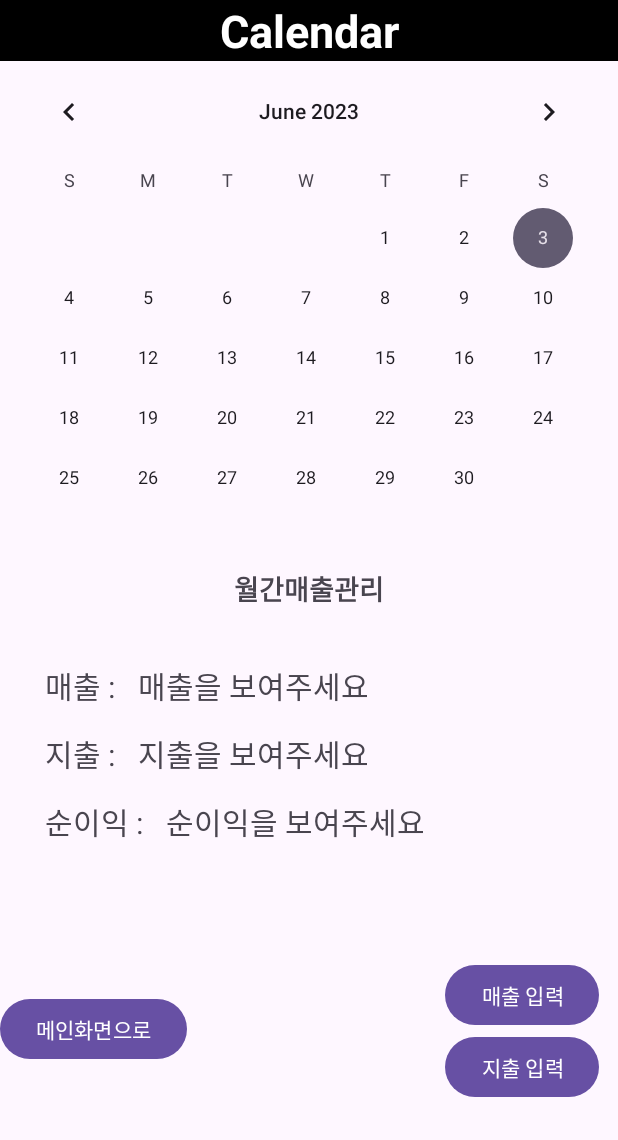
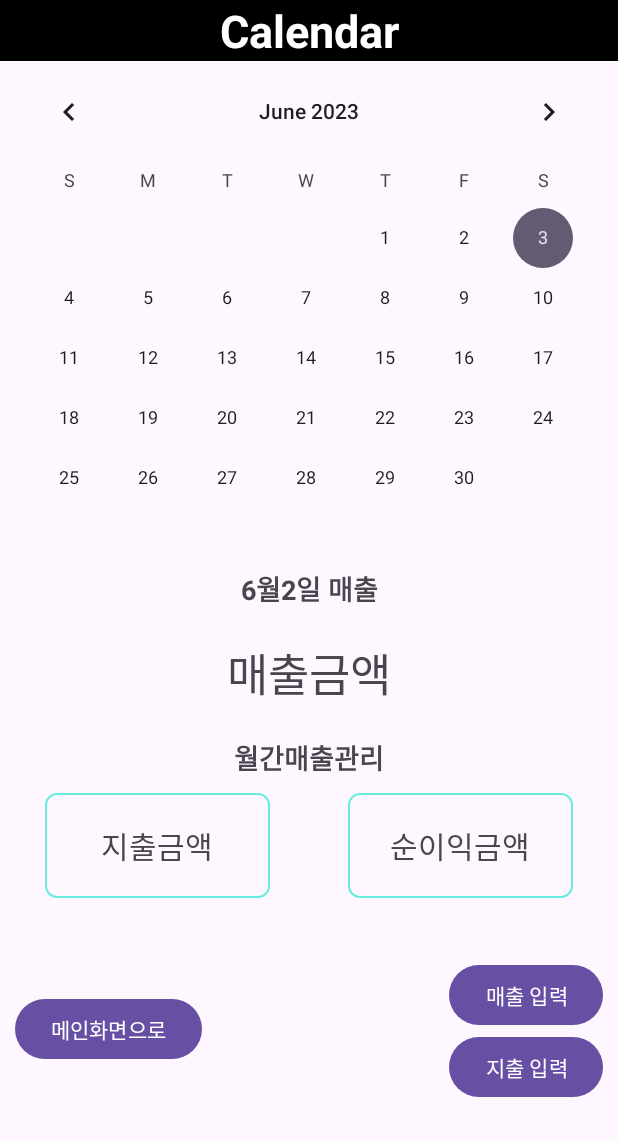
Before and after one commit to 2023DBProject/laundryApplication, an Android app: the CalendarActivity screen opened directly, with no data from a screen before it, on a phone screen of 412 x 824 dp, the part 96-1236 px from its top. Run offline under Robolectric (Android 15) with nearby library versions, the phone set to English and light mode, and no system bars; our stand-ins replace Firebase (no records; nobody signed in at launch, a user with empty details on screens opened directly).

Commit message:
calendar finish

```diff
--- a/app/src/main/java/com/example/login/CalendarActivity.java
+++ b/app/src/main/java/com/example/login/CalendarActivity.java
@@ -16,27 +16,89 @@ import com.google.firebase.database.DatabaseReference;
 import com.google.firebase.database.FirebaseDatabase;
 import com.google.firebase.database.ValueEventListener;
 
+import java.util.ArrayList;
 import java.util.Calendar;
 import java.util.GregorianCalendar;
+import java.util.HashMap;
 
 public class CalendarActivity extends AppCompatActivity {
 
+    // Declare variables at the class level
+    private ArrayList<ArrayList<String>> revenueData = new ArrayList<>();
+    private ArrayList<ArrayList<String>> profitData = new ArrayList<>();
     private String theDate = "";
     private String theMonth = "";
-    private String selectedDay;
-    private DatabaseReference mDatabase;
-    Button addBtn;
-    Button dailyBtn;
-    Button goBackBtn;
     private int theDay;
     private int themonth;
     boolean isWeekend;
-
+    private int dataReadyCounter = 0;
 
     @Override
     protected void onCreate(Bundle savedInstanceState) {
         super.onCreate(savedInstanceState);
         setContentView(R.layout.activity_calendar);
+
+        // Initialize database reference
+        FirebaseDatabase database = FirebaseDatabase.getInstance();
+        DatabaseReference revenueRef = database.getReference("매출");
+        DatabaseReference profitRef = database.getReference("수익결산");
+
+        // Read data from "매출" table
+        revenueRef.addValueEventListener(new ValueEventListener() {
+            @Override
+            public void onDataChange(DataSnapshot dataSnapshot) {
+                // Get data for all days of the month
+                for (DataSnapshot snapshot : dataSnapshot.getChildren()) {
+                    HashMap<String, Object> data = (HashMap<String, Object>) snapshot.getValue();
+                    String month = data.get("월") != null ? data.get("월").toString() : "0";
+                    String day = data.get("일") != null ? data.get("일").toString() : "0";
+                    String revenue = data.get("일 매출") != null ? data.get("일 매출").toString() : "0";
+                    ArrayList<String> rowData = new ArrayList<>();
+                    rowData.add(month);
+                    rowData.add(day);
+                    rowData.add(revenue);
+                    revenueData.add(rowData);
+                }
+                Log.d("Firebase", "Data: " + revenueData);
+                dataReadyCounter++;
+                tryUpdateData();
+            }
+
+            @Override
+            public void onCancelled(DatabaseError error) {
+                Log.w("Firebase", "Failed to read value.", error.toException());
+                Toast.makeText(CalendarActivity.this, "error", Toast.LENGTH_SHORT).show();
+            }
+        });
+
+        // Read data from "수익결산" table
+        profitRef.addValueEventListener(new ValueEventListener() {
+            @Override
+            public void onDataChange(DataSnapshot dataSnapshot) {
+                // Get data for all days of the month
+                for (DataSnapshot snapshot : dataSnapshot.getChildren()) {
+                    HashMap<String, Object> data = (HashMap<String, Object>) snapshot.getValue();
+                    String month = data.get("월") != null ? data.get("월").toString() : "0";
+                    String expense = data.get("지출") != null ? data.get("지출").toString() : "0";
+                    String profit = data.get("순수익") != null ? data.get("순수익").toString() : "0";
+                    ArrayList<String> rowData = new ArrayList<>();
+                    rowData.add(month);
+                    rowData.add(expense);
+                    rowData.add(profit);
+                    profitData.add(rowData);
+                }
+                ArrayList<String> data = (ArrayList<String>) dataSnapshot.getValue();
+                Log.d("Firebase", "Data: " + data);
+                dataReadyCounter++;
+                tryUpdateData();
+            }
+
+            @Override
+            public void onCancelled(DatabaseError error) {
+                Log.w("Firebase", "Failed to read value.", error.toException());
+                Toast.makeText(CalendarActivity.this, "error", Toast.LENGTH_SHORT).show();
+            }
+        });
 
         Calendar today = new GregorianCalendar();
         CalendarView calendarView;
@@ -44,13 +106,10 @@ public class CalendarActivity extends AppCompatActivity {
         int month = today.get(Calendar.MONTH);
         int day = today.get(Calendar.DATE);
 
-
         calendarView = findViewById(R.id.calendarView);
-
-
         calendarView.setOnDateChangeListener(new CalendarView.OnDateChangeListener() {
             public void onSelectedDayChange(CalendarView view, int year, int month, int dayOfMonth) {
-                theDate = (month + 1) + "월 " + dayOfMonth + "일 매출 입력";
+                theDate = (month + 1) + "월 " + dayOfMonth + "일 매출";
                 theMonth = (month + 1) + "월 지출 입력";
                 themonth = (month + 1);
                 theDay = dayOfMonth;
@@ -60,68 +119,64 @@ public class CalendarActivity extends AppCompatActivity {
                 int dayOfWeek = selectedDate.get(Calendar.DAY_OF_WEEK);
                 isWeekend = (dayOfWeek == Calendar.SATURDAY || dayOfWeek == Calendar.SUNDAY);
 
-                selectedDay = theDate;
+                TextView textView = findViewById(R.id.dailyText);
+                textView.setText(theDate);
 
-                FirebaseDatabase database = FirebaseDatabase.getInstance();
-                DatabaseReference myRef = database.getReference("매출").child(theDate);
-
-                myRef.addValueEventListener(new ValueEventListener() {
-                    @Override
-                    public void onDataChange(DataSnapshot dataSnapshot) {
-                        // 데이터가 있는 경우
-                        if (dataSnapshot.exists()) {
-                            for (DataSnapshot snapshot : dataSnapshot.getChildren()) {
-                                String strMonth = snapshot.child("월").getValue().toString();
-                                String strDay = snapshot.child("일").getValue().toString();
-                                if (strMonth.equals(String.valueOf(month + 1)) && strDay.equals(String.valueOf(dayOfMonth))) {
-                                    // Get data from snapshot
-                                    Long laundry = snapshot.child("세탁/건조").getValue(Long.class);
-                                    Long shoes = snapshot.child(
-                                            "운동화").getValue(Long.class);
-                                    Long detergent = snapshot.child("세탁용품").getValue(Long.class);
-
-                                    // TODO: Update your UI using the data
-                                    TextView showEarn = findViewById(R.id.showEarn);
-                                    showEarn.setText("세탁/건조: " + laundry + ", 운동화: " + shoes + ", 세탁용품: " + detergent);
-                                }
-                            }
-                        }
-                    }
-
-                    @Override
-                    public void onCancelled(DatabaseError error) {
-                        // Failed to read value
-                        Log.w("Firebase", "Failed to read value.", error.toException());
-                        Toast.makeText(CalendarActivity.this, "error", Toast.LENGTH_SHORT).show();
-                    }
-                });
+                tryUpdateData();
             }
         });
 
-        dailyBtn = findViewById(R.id.dailyBtn);
+        Button dailyBtn = findViewById(R.id.dailyBtn);
         dailyBtn.setOnClickListener(v -> {
             Intent intent = new Intent(CalendarActivity.this, DailyActivity.class);
-            intent.putExtra("date", theDate);
+            intent.putExtra("date", theDate + "입력");
             intent.putExtra("day", theDay);
             intent.putExtra("month", themonth);
             intent.putExtra("isWeekend", isWeekend);
             startActivity(intent);
         });
 
-        addBtn = findViewById(R.id.addBtn);
-            addBtn.setOnClickListener(v -> {
+        Button addBtn = findViewById(R.id.addBtn);
+        addBtn.setOnClickListener(v -> {
             Toast.makeText(CalendarActivity.this, "내역 추가", Toast.LENGTH_SHORT).show();
             Intent intent = new Intent(CalendarActivity.this, AddBtnActivity.class);
-            intent.putExtra("month", theMonth);
+            intent.putExtra("month_string", theMonth);
             intent.putExtra("month", themonth);
             startActivity(intent);
         });
 
-        goBackBtn = findViewById(R.id.goBackBtn);
-            goBackBtn.setOnClickListener(v -> {
-            //Toast.makeText(CalendarActivity.this, "메인화면으로...", Toast.LENGTH_SHORT).show();
+        Button goBackBtn = findViewById(R.id.goBackBtn);
+        goBackBtn.setOnClickListener(v -> {
             Intent intent = new Intent(CalendarActivity.this, MainActivity.class);
             startActivity(intent);
         });
     }
+
+    private void tryUpdateData() {
+        if (dataReadyCounter < 2) {
+            return;
+        }
+
+        for (ArrayList<String> row : revenueData) {
+            if (row.get(0).equals(String.valueOf(themonth)) && row.get(1).equals(String.valueOf(theDay))) {
+                TextView showEarn = findViewById(R.id.showEarn);
+                showEarn.setText("매출금액: " + row.get(2));
+                break;
+            }
+        }
+        for (ArrayList<String> row : profitData) {
+            if (row.get(0).equals(String.valueOf(themonth))) {
+                TextView showExpense = findViewById(R.id.showPaid);
+                showExpense.setText("지출금액: " + row.get(1));
+                break;
+            }
+        }
+        for (ArrayList<String> row : profitData) {
+            if (row.get(0).equals(String.valueOf(themonth))) {
+                TextView showProfit = findViewById(R.id.showProfit);
+                showProfit.setText("순수익금액: " + row.get(2));
+                break;
+            }
+        }
+    }
 }
--- a/app/src/main/java/com/example/login/DailyActivity.java
+++ b/app/src/main/java/com/example/login/DailyActivity.java
@@ -56,8 +56,9 @@ public class DailyActivity extends AppCompatActivity {
             values.put("세탁건조", Ecloth);
             values.put("세탁용품", Ethings);
             values.put("운동화", Eshoe);
-            values.put("기타", Eetc);
-            values.put("주말여부", isWeekend);
+            values.put("음료수커피안마의자", Eetc);
+            values.put("주말 및 공휴일", isWeekend);
+            values.put("일 매출", Ecloth + Eshoe + Ethings + Eetc);
 
             FirebaseDatabase database = FirebaseDatabase.getInstance();
             DatabaseReference myRef = database.getReference("매출");
--- /dev/null
+++ b/app/src/main/res/drawable/border.xml
@@ -0,0 +1,18 @@
+<?xml version="1.0" encoding="utf-8"?>
+<shape xmlns:android="http://schemas.android.com/apk/res/android"
+    android:shape="rectangle">
+    <solid android:color="@android:color/transparent"/>
+    <stroke
+        android:width="1dp"
+        android:color="#69ECE0"/>
+    <padding
+        android:bottom="5dp"
+        android:left="5dp"
+        android:right="5dp"
+        android:top="5dp"/>
+    <corners
+        android:bottomLeftRadius="7dp"
+        android:bottomRightRadius="7dp"
+        android:topLeftRadius="7dp"
+        android:topRightRadius="7dp"/>
+</shape>
--- a/app/src/main/res/layout/activity_calendar.xml
+++ b/app/src/main/res/layout/activity_calendar.xml
@@ -32,89 +32,71 @@
         app:layout_constraintTop_toBottomOf="@+id/title" />
 
     <TextView
+        android:id="@+id/dailyText"
+        android:layout_width="match_parent"
+        android:layout_height="wrap_content"
+        android:gravity="center"
+        android:text="6월2일 매출"
+        android:textSize="18sp"
+        android:textStyle="bold"
+        app:layout_constraintTop_toBottomOf="@+id/calendarView" />
+
+    <TextView
+        android:id="@+id/showEarn"
+        android:layout_width="wrap_content"
+        android:layout_height="wrap_content"
+        android:layout_marginTop="20dp"
+        android:text="매출금액"
+        android:textSize="30sp"
+        app:layout_constraintEnd_toEndOf="parent"
+        app:layout_constraintStart_toStartOf="parent"
+        app:layout_constraintTop_toBottomOf="@+id/dailyText" />
+
+    <TextView
         android:id="@+id/textView3"
         android:layout_width="match_parent"
         android:layout_height="wrap_content"
+        android:layout_marginTop="20dp"
         android:gravity="center"
         android:text="월간매출관리"
         android:textSize="18sp"
         android:textStyle="bold"
-        app:layout_constraintTop_toBottomOf="@+id/calendarView"
+        app:layout_constraintTop_toBottomOf="@+id/showEarn"
         tools:layout_editor_absoluteX="16dp" />
 
     <TextView
-        android:id="@+id/earn"
-        android:layout_width="wrap_content"
-        android:layout_height="wrap_content"
-        android:layout_marginTop="36dp"
+        android:id="@+id/showPaid"
+        android:layout_width="150dp"
+        android:layout_height="70dp"
         android:layout_marginStart="30dp"
-        android:text="@string/매출"
+        android:layout_marginTop="10dp"
+        android:background="@drawable/border"
+        android:gravity="center"
+        android:text="지출금액"
         android:textSize="20sp"
         app:layout_constraintStart_toStartOf="parent"
         app:layout_constraintTop_toBottomOf="@+id/textView3" />
 
     <TextView
-        android:id="@+id/showEarn"
-        android:layout_width="wrap_content"
-        android:layout_height="wrap_content"
-        android:layout_marginTop="36dp"
-        android:layout_marginStart="15dp"
-        android:text="매출을 보여주세요"
+        android:id="@+id/showProfit"
+        android:layout_width="150dp"
+        android:layout_height="70dp"
+        android:layout_marginEnd="30dp"
+        android:gravity="center"
+        android:text="순이익금액"
         android:textSize="20sp"
-        app:layout_constraintStart_toEndOf="@+id/earn"
-        app:layout_constraintTop_toBottomOf="@+id/textView3" />
-
-    <TextView
-        android:id="@+id/paid"
-        android:layout_width="wrap_content"
-        android:layout_height="wrap_content"
-        android:layout_marginTop="15dp"
-        android:layout_marginStart="30dp"
-        android:text="@string/지출"
-        android:textSize="20sp"
-        app:layout_constraintStart_toStartOf="parent"
-        app:layout_constraintTop_toBottomOf="@+id/earn" />
-
-    <TextView
-        android:id="@+id/showPaid"
-        android:layout_width="wrap_content"
-        android:layout_height="wrap_content"
-        android:layout_marginTop="15dp"
-        android:layout_marginStart="15dp"
-        android:text="지출을 보여주세요"
-        android:textSize="20sp"
-        app:layout_constraintStart_toEndOf="@+id/paid"
-        app:layout_constraintTop_toBottomOf="@+id/showEarn" />
-    <TextView
-        android:id="@+id/profit"
-        android:layout_width="wrap_content"
-        android:layout_height="wrap_content"
-        android:layout_marginTop="15dp"
-        android:layout_marginStart="30dp"
-        android:text="@string/순이익"
-        android:textSize="20sp"
-        app:layout_constraintStart_toStartOf="parent"
-        app:layout_constraintTop_toBottomOf="@+id/paid" />
-
-    <TextView
-        android:id="@+id/showProfit"
-        android:layout_width="wrap_content"
-        android:layout_height="wrap_content"
-        android:layout_marginTop="15dp"
-        android:layout_marginStart="15dp"
-        android:text="순이익을 보여주세요"
-        android:textSize="20sp"
-        app:layout_constraintStart_toEndOf="@+id/profit"
-        app:layout_constraintTop_toBottomOf="@+id/showPaid" />
+        android:background="@drawable/border"
+        app:layout_constraintEnd_toEndOf="parent"
+        app:layout_constraintTop_toTopOf="@+id/showPaid" />
 
     <Button
         android:id="@+id/addBtn"
         android:layout_width="wrap_content"
         android:layout_height="wrap_content"
         android:layout_marginTop="25dp"
+        android:layout_marginRight="10dp"
         android:text="지출 입력"
         app:layout_constraintEnd_toEndOf="parent"
-        app:layout_constraintStart_toEndOf="@+id/showProfit"
         app:layout_constraintTop_toTopOf="@+id/goBackBtn" />
 
     <Button
@@ -132,6 +114,7 @@
         android:layout_width="wrap_content"
         android:layout_height="wrap_content"
         android:layout_marginVertical="50dp"
+        android:layout_marginLeft="10dp"
         android:text="@string/goBack"
         app:layout_constraintBottom_toBottomOf="parent"
         app:layout_constraintStart_toStartOf="parent" />
```
Also changed, not shown: app/src/main/java/com/example/login/AddBtnActivity.java (+29 -11 lines), app/src/main/res/drawable/layer.xml (added, +15 -0 lines).
